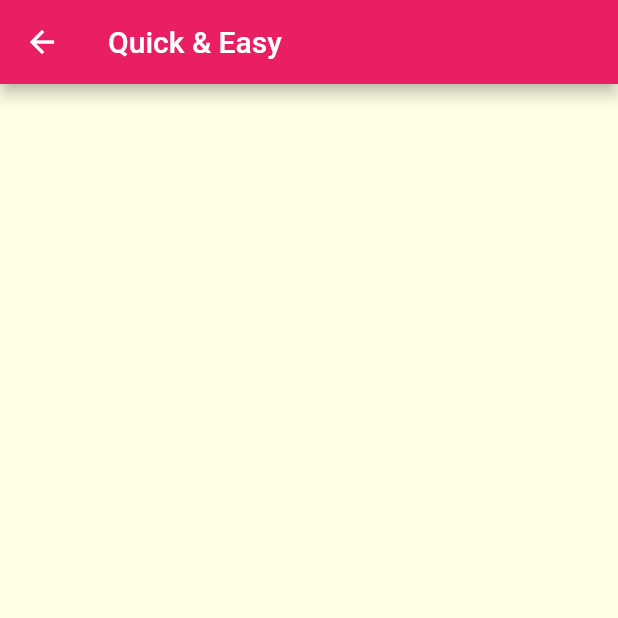
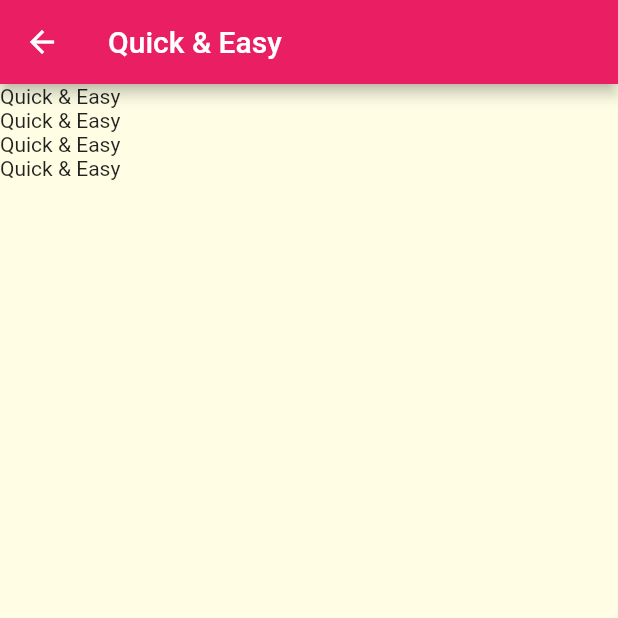
Before and after one commit to msarifin29/deliMeal, a Flutter app: the screen it shows after launch, after a tap on "Quick & Easy", on a phone screen of 412 x 824 dp, the top half of it. Run offline on Flutter 3.47's test engine with Material 2 defaults, Android fonts, the phone set to English and light mode, and no system bars.

```diff
--- a/lib/dummy_data.dart
+++ b/lib/dummy_data.dart
@@ -56,7 +56,7 @@ List<Category> dummy_categories = [
   ),
 ];
 
-final DUMMY_MEALS = [
+var DUMMY_MEALS = [
   Meal(
     id: 'm1',
     categories: [
--- a/lib/screen/category_meal_screen.dart
+++ b/lib/screen/category_meal_screen.dart
@@ -1,4 +1,6 @@
 import 'package:flutter/material.dart';
+import 'package:meals_app/widgets/meal_item.dart';
+import '../dummy_data.dart';
 
 class CategoryMealScreen extends StatelessWidget {
   const CategoryMealScreen({
@@ -11,13 +13,18 @@ class CategoryMealScreen extends StatelessWidget {
     final routArg =
         ModalRoute.of(context)?.settings.arguments as Map<String, String>;
     // ignore: unused_local_variable
-    final categoryid = routArg['id'];
+    final categoryId = routArg['id'];
     final categoryTitle = routArg['title'];
+    final categoryMeal = DUMMY_MEALS.where((meal) {
+      return meal.categories.contains(categoryId);
+    });
 
     return Scaffold(
-      appBar: AppBar(
-        title: Text(categoryTitle.toString()),
-      ),
-    );
+        appBar: AppBar(
+          title: Text(categoryTitle.toString()),
+        ),
+        body: ListView.builder(
+            itemBuilder: (context, index) => Text(categoryTitle.toString()),
+            itemCount: categoryMeal.length));
   }
 }
--- a/lib/screen/category_screen.dart
+++ b/lib/screen/category_screen.dart
@@ -1,5 +1,5 @@
 import 'package:flutter/material.dart';
-import 'package:meals_app/category_item.dart';
+import 'package:meals_app/widgets/category_item.dart';
 import 'package:meals_app/dummy_data.dart';
 
 class CategoryScreen extends StatelessWidget {
```
Also changed, not shown: lib/widgets/meal_item.dart (added, +16 -0 lines), lib/widgets/category_item.dart (renamed from lib/category_item.dart).
